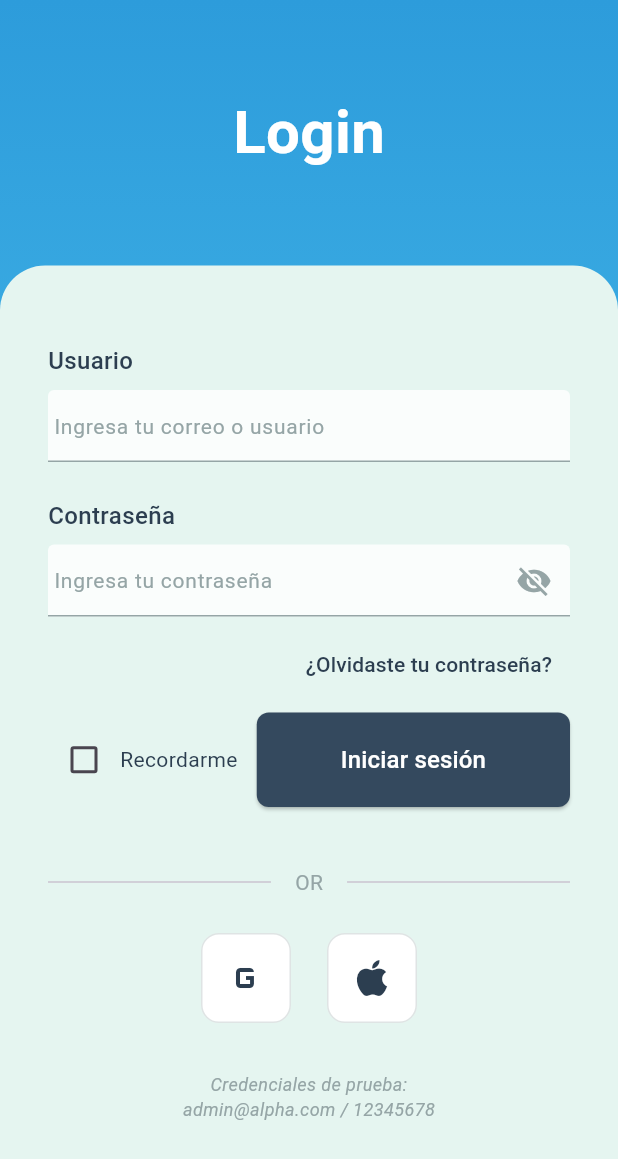
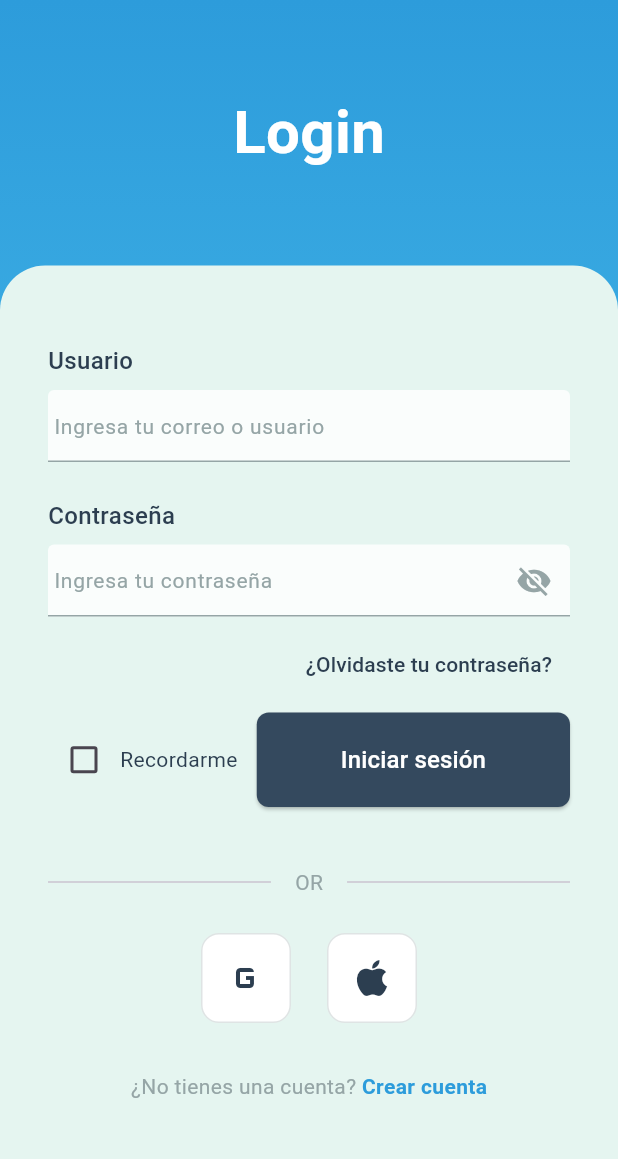
Before and after one commit to TheBarkats/FitManager, a Flutter app: the screen it shows after launch, on a phone screen of 412 x 824 dp. Shown: the top 1159 px of the screen. Run offline on Flutter 3.47's test engine with Material 3 defaults, Android fonts, the light colour scheme and no system bars; our stand-ins replace fl_chart, flutter_secure_storage, shared_preferences; accounts and stored records are empty.

Commit message:
fix: agregar botón 'Crear cuenta' y ajustar formato de altura
-  Agregado botón 'Crear cuenta' en LoginPage
-  Descomentado navegación a RegisterPage
-  Eliminadas credenciales de prueba de VisionTic
-  Altura convertida de cm a metros (división por 100)
-  Formulario de registro completamente funcional

Cambios:
- login_page.dart: Agregado enlace 'Crear cuenta' al final
- register_page.dart: Convertir altura de cm a metros para el backend

```diff
--- a/lib/features/auth/presentation/pages/login_page.dart
+++ b/lib/features/auth/presentation/pages/login_page.dart
@@ -4,8 +4,7 @@ import '../../../../core/theme/app_colors.dart';
 import '../widgets/custom_text_field.dart';
 import '../widgets/social_login_button.dart';
 import '../providers/auth_provider.dart';
-// import 'register_page.dart';
-// import 'evidence_page.dart';
+import 'register_page.dart';
 import '../../../dashboard/presentation/pages/dashboard_page.dart';
 
 class LoginPage extends StatefulWidget {
@@ -71,12 +70,12 @@ class _LoginPageState extends State<LoginPage> {
     // debugPrint('Forgot password');
   }
 
-  // void _handleCreateAccount() {
-  //   Navigator.push(
-  //     context,
-  //     MaterialPageRoute(builder: (context) => const RegisterPage()),
-  //   );
-  // }
+  void _handleCreateAccount() {
+    Navigator.push(
+      context,
+      MaterialPageRoute(builder: (context) => const RegisterPage()),
+    );
+  }
 
   @override
   Widget build(BuildContext context) {
@@ -266,17 +265,26 @@ class _LoginPageState extends State<LoginPage> {
 
                           SizedBox(height: 32),
 
-                          // Nota de credenciales de prueba
+                          // Botón de crear cuenta
                           Row(
                             mainAxisAlignment: MainAxisAlignment.center,
                             children: [
-                              Text(
-                                "Credenciales de prueba:\nadmin@alpha.com / 12345678",
-                                textAlign: TextAlign.center,
+                              const Text(
+                                '¿No tienes una cuenta? ',
                                 style: TextStyle(
                                   color: AppColors.textSecondary,
-                                  fontSize: 12,
-                                  fontStyle: FontStyle.italic,
+                                  fontSize: 14,
+                                ),
+                              ),
+                              GestureDetector(
+                                onTap: _handleCreateAccount,
+                                child: const Text(
+                                  'Crear cuenta',
+                                  style: TextStyle(
+                                    color: AppColors.primary,
+                                    fontSize: 14,
+                                    fontWeight: FontWeight.bold,
+                                  ),
                                 ),
                               ),
                             ],
--- a/lib/features/auth/presentation/pages/register_page.dart
+++ b/lib/features/auth/presentation/pages/register_page.dart
@@ -47,7 +47,7 @@ class _RegisterPageState extends State<RegisterPage> {
         email: _emailController.text.trim(),
         password: _passwordController.text,
         edad: int.parse(_ageController.text),
-        altura: double.parse(_heightController.text),
+        altura: double.parse(_heightController.text)/100,
         pesoInicial: double.parse(_weightController.text),
       );
 
```
